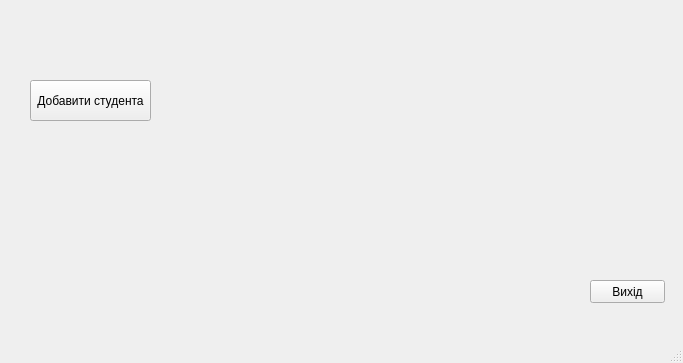
Before: the Qt Designer form mainwindow.ui in Shuna322/QtKyrsova, drawn with Qt 5.
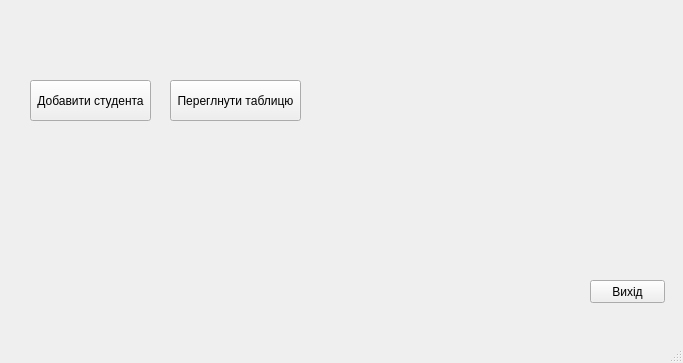
After: the same form once the commit is applied.

Commit message: Added showTable form, and some lineEdit mask to addstudent form

Diff of the .ui file:
```diff
--- a/mainwindow.ui
+++ b/mainwindow.ui
@@ -55,6 +55,19 @@
      <string>Добавити студента</string>
     </property>
    </widget>
+   <widget class="QPushButton" name="pushButton_3">
+    <property name="geometry">
+     <rect>
+      <x>170</x>
+      <y>80</y>
+      <width>131</width>
+      <height>41</height>
+     </rect>
+    </property>
+    <property name="text">
+     <string>Переглнути таблицю</string>
+    </property>
+   </widget>
   </widget>
   <widget class="QMenuBar" name="menubar">
    <property name="geometry">
```
The commit also changes 6 other files.
